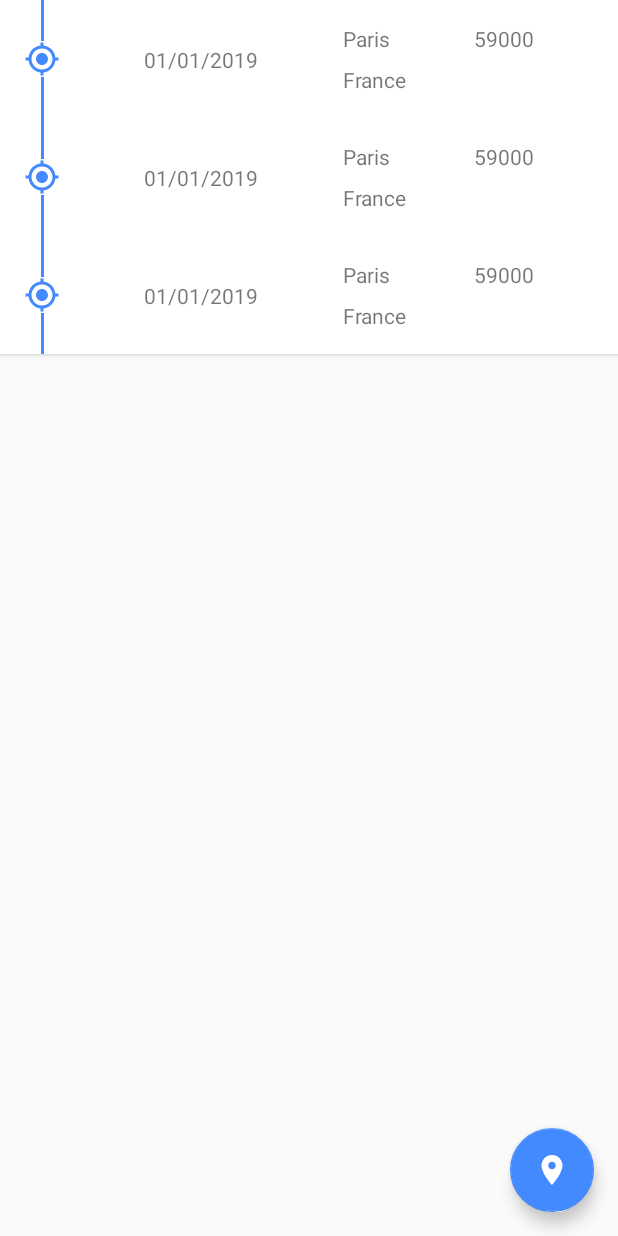
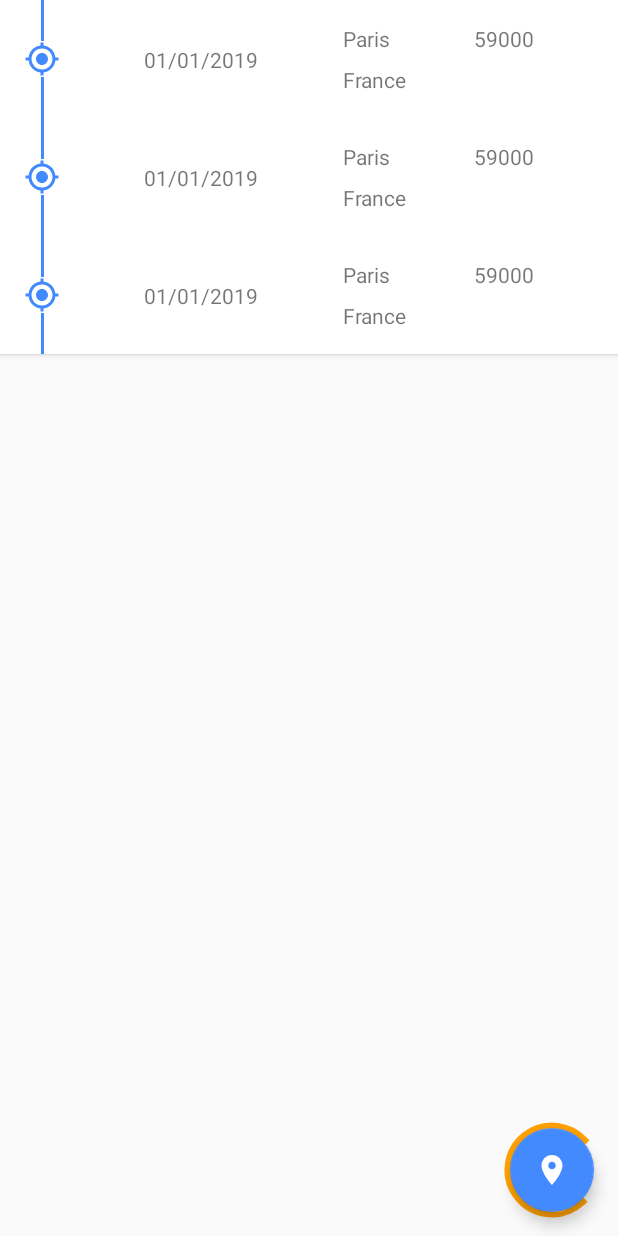
Before and after one commit to PiotrFLEURY/Location, an Android app: the layout fragment_history.xml on its own in the app's theme, with its tools: preview values and no code run, on a phone screen of 412 x 824 dp. Run offline under Robolectric (Android 15) with nearby library versions, the phone set to English and light mode, and no system bars.

Commit message:
add progress indicator for locating process

```diff
--- /dev/null
+++ b/app/src/main/res/drawable/fab_done.xml
@@ -0,0 +1,20 @@
+<?xml version="1.0" encoding="utf-8"?>
+<layer-list xmlns:android="http://schemas.android.com/apk/res/android"
+    >
+
+    <item>
+        <shape android:shape="oval">
+
+            <solid android:color="@color/primary_dark"/>
+
+        </shape>
+    </item>
+
+    <item
+        android:left="16sp"
+        android:right="16sp"
+        android:top="16sp"
+        android:bottom="16sp"
+        android:drawable="@drawable/ic_check_white_24dp" />
+
+</layer-list>
--- /dev/null
+++ b/app/src/main/res/drawable/ic_check_white_24dp.xml
@@ -0,0 +1,9 @@
+<vector xmlns:android="http://schemas.android.com/apk/res/android"
+    android:width="24dp"
+    android:height="24dp"
+    android:viewportWidth="24.0"
+    android:viewportHeight="24.0">
+    <path
+        android:fillColor="#FFF"
+        android:pathData="M9,16.17L4.83,12l-1.42,1.41L9,19 21,7l-1.41,-1.41z"/>
+</vector>
--- a/app/src/main/res/layout/fragment_history.xml
+++ b/app/src/main/res/layout/fragment_history.xml
@@ -6,17 +6,47 @@
     android:layout_height="match_parent"
     tools:context=".MainActivity">
 
-    <android.support.design.widget.FloatingActionButton
-        android:id="@+id/fab_locate"
+    <FrameLayout
         android:layout_width="wrap_content"
         android:layout_height="wrap_content"
-        android:layout_marginBottom="16dp"
-        android:layout_marginEnd="16dp"
-        android:clickable="true"
-        app:fabSize="normal"
         app:layout_constraintBottom_toBottomOf="parent"
         app:layout_constraintEnd_toEndOf="parent"
-        app:srcCompat="@drawable/ic_location_on_accent_24dp" />
+        android:elevation="4sp"
+        android:translationZ="4sp">
+
+        <ProgressBar
+            android:id="@+id/progress_locate"
+            android:layout_width="76sp"
+            android:layout_height="76sp"
+            android:indeterminateBehavior="cycle"
+            android:layout_gravity="center"
+            android:indeterminateTint="@color/primary_dark"
+            android:visibility="invisible"
+            tools:visibility="visible"/>
+
+        <android.support.design.widget.FloatingActionButton
+            android:id="@+id/fab_locate"
+            android:layout_width="wrap_content"
+            android:layout_height="wrap_content"
+            android:layout_margin="16sp"
+            android:clickable="true"
+            app:fabSize="normal"
+            app:srcCompat="@drawable/ic_location_on_accent_24dp"
+            android:focusable="true"
+            android:elevation="8sp"
+            android:translationZ="8sp"/>
+
+        <ImageView
+            android:id="@+id/iv_locate_done"
+            android:layout_width="56sp"
+            android:layout_height="56sp"
+            android:layout_gravity="center"
+            android:elevation="8sp"
+            android:translationZ="8sp"
+            android:alpha="0"
+            android:src="@drawable/fab_done"/>
+
+    </FrameLayout>
 
     <android.support.v7.widget.RecyclerView
         android:id="@+id/rv_history"
--- a/app/src/main/res/layout/fragment_user_profile.xml
+++ b/app/src/main/res/layout/fragment_user_profile.xml
@@ -54,6 +54,7 @@
         android:layout_marginStart="8dp"
         android:layout_marginTop="8dp"
         android:text="@string/save"
+        style="@style/LocationButton"
         app:layout_constraintBottom_toBottomOf="parent"
         app:layout_constraintEnd_toEndOf="parent"
         app:layout_constraintStart_toEndOf="@+id/btn_user_profile_cancel"
@@ -67,6 +68,7 @@
         android:layout_marginStart="8dp"
         android:layout_marginTop="8dp"
         android:backgroundTint="@color/grey400"
+        style="@style/LocationButton"
         android:text="@string/cancel"
         app:layout_constraintBottom_toBottomOf="parent"
         app:layout_constraintStart_toStartOf="parent"
```
Also changed, not shown: app/src/main/java/fr/piotr/location/fragments/HistoryFragment.kt (+66 -0 lines).
